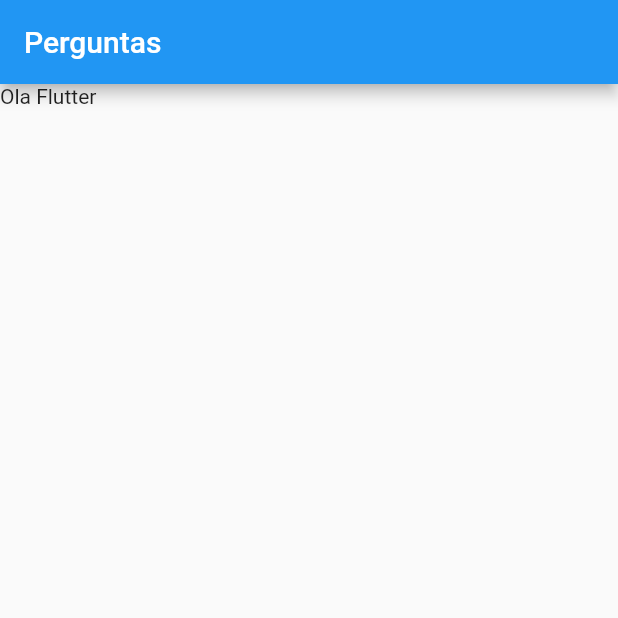
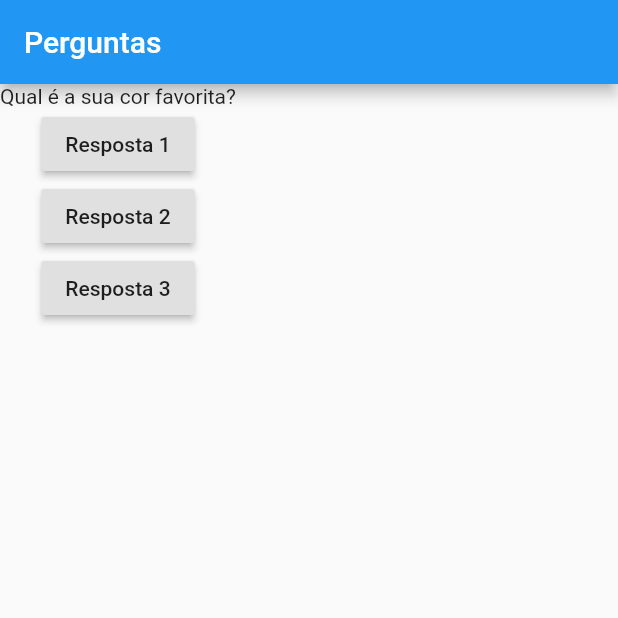
Before and after one commit to piovani/flutter_quiz, a Flutter app: the screen it shows after launch, on a phone screen of 412 x 824 dp, the top half of it. Run offline on Flutter 3.47's test engine with Material 2 defaults, Android fonts, the phone set to English and light mode, and no system bars.

Commit message:
Init events

```diff
--- a/lib/main.dart
+++ b/lib/main.dart
@@ -7,14 +7,45 @@ main() {
 
 class PerguntaApp extends StatelessWidget {
 
+  void responder() {
+    print('Pergunta respondida');
+  }
+
+  void Function() funcaoQueRetornaUmaOutraFuncao() {
+    return () {
+      print('Pergunta respondida 2');
+    };
+  }
+
   @override
   Widget build(BuildContext context) {
+    final perguntas = [
+      'Qual é a sua cor favorita?',
+      'Qual é o seu animal favorito?',
+    ];
+
     return MaterialApp(
       home: Scaffold(
         appBar: AppBar(
           title: Text('Perguntas'),
         ),
-        body: Text('Ola Flutter'),
+        body: Column(
+          children: <Widget>[
+            Text(perguntas[0]),
+            RaisedButton(
+              child: Text('Resposta 1'),
+              onPressed: responder,
+            ),
+            RaisedButton(
+              child: Text('Resposta 2'),
+              onPressed:  responder,
+            ),
+            RaisedButton(
+              child: Text('Resposta 3'),
+              onPressed:  funcaoQueRetornaUmaOutraFuncao(),
+            ),
+          ],
+        ),
       ),
     );
   }
```
